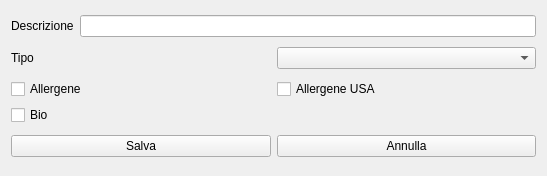
Old version of the form hnewproduct.ui in the repository fblabs/hamlet-mod-sancon.
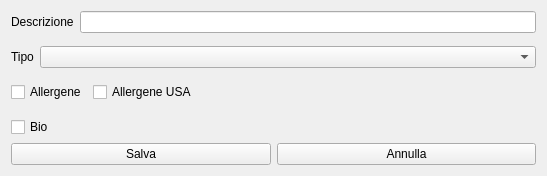
New version of the form. Icons and pictures are not drawn.

Patch:
```diff
--- a/hnewproduct.ui
+++ b/hnewproduct.ui
@@ -22,35 +22,35 @@
   </property>
   <layout class="QVBoxLayout" name="verticalLayout">
    <item>
-    <layout class="QHBoxLayout" name="horizontalLayout_2">
-     <item>
+    <layout class="QFormLayout" name="formLayout">
+     <item row="0" column="0">
       <widget class="QLabel" name="label">
        <property name="text">
         <string>Descrizione</string>
        </property>
       </widget>
      </item>
-     <item>
+     <item row="0" column="1">
       <widget class="QLineEdit" name="leDescrizione"/>
      </item>
     </layout>
    </item>
    <item>
-    <layout class="QHBoxLayout" name="horizontalLayout_3">
-     <item>
+    <layout class="QFormLayout" name="formLayout_2">
+     <item row="0" column="0">
       <widget class="QLabel" name="label_2">
        <property name="text">
         <string>Tipo</string>
        </property>
       </widget>
      </item>
-     <item>
+     <item row="0" column="1">
       <widget class="QComboBox" name="comboBox"/>
      </item>
     </layout>
    </item>
    <item>
-    <layout class="QGridLayout" name="gridLayout">
+    <layout class="QFormLayout" name="formLayout_3">
      <item row="0" column="0">
       <widget class="QCheckBox" name="cbAllergenico">
        <property name="text">
@@ -59,20 +59,20 @@
       </widget>
      </item>
      <item row="0" column="1">
-      <widget class="QCheckBox" name="cbAllergene_usa">
+      <widget class="QCheckBox" name="cbAllergeneUSA">
        <property name="text">
         <string>Allergene USA</string>
        </property>
       </widget>
      </item>
-     <item row="1" column="0">
+    </layout>
+   </item>
+   <item>
       <widget class="QCheckBox" name="cbBio">
        <property name="text">
         <string>Bio</string>
        </property>
       </widget>
-     </item>
-    </layout>
    </item>
    <item>
     <layout class="QHBoxLayout" name="horizontalLayout">
```
Lines whose indentation alone changed are shown as unchanged.
